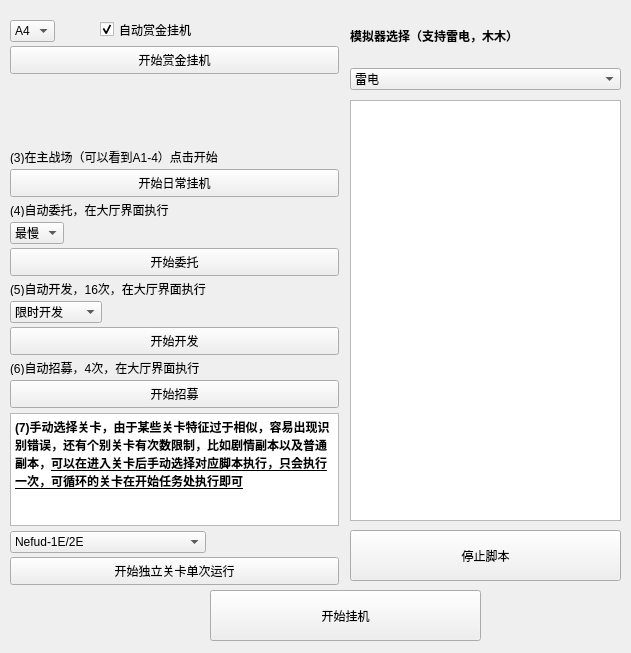
Before: the Qt Designer form player.ui in HermitZHQ/GameAssistant, drawn with Qt 5.
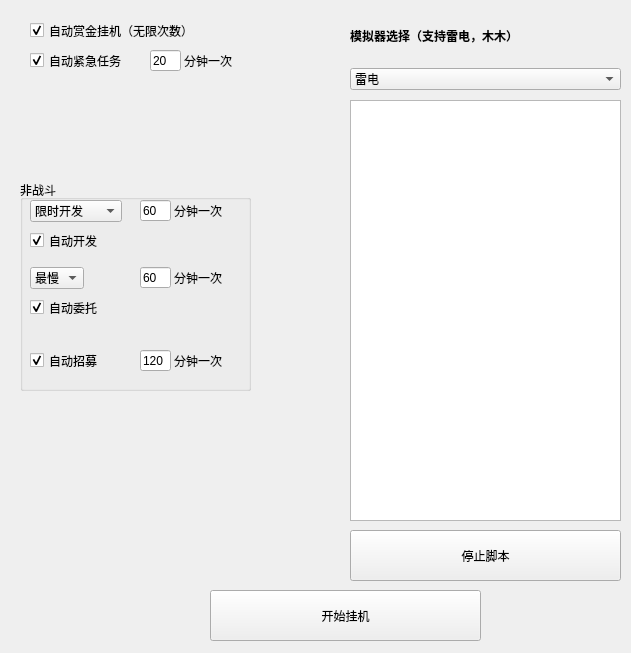
After: the same form once the commit is applied.

Commit message: 修改基本流程脚本可以走通反复挂机了，修改线程运作（目前还有问题）

The edit to the form file:
```diff
--- a/player.ui
+++ b/player.ui
@@ -84,284 +84,6 @@
     </item>
    </layout>
   </widget>
-  <widget class="QTextEdit" name="textEdit">
-   <property name="geometry">
-    <rect>
-     <x>10</x>
-     <y>413</y>
-     <width>329</width>
-     <height>113</height>
-    </rect>
-   </property>
-   <property name="html">
-    <string>&lt;!DOCTYPE HTML PUBLIC &quot;-//W3C//DTD HTML 4.0//EN&quot; &quot;http://www.w3.org/TR/REC-html40/strict.dtd&quot;&gt;
-&lt;html&gt;&lt;head&gt;&lt;meta name=&quot;qrichtext&quot; content=&quot;1&quot; /&gt;&lt;style type=&quot;text/css&quot;&gt;
-p, li { white-space: pre-wrap; }
-&lt;/style&gt;&lt;/head&gt;&lt;body style=&quot; font-family:'SimSun'; font-size:9pt; font-weight:400; font-style:normal;&quot;&gt;
-&lt;p style=&quot; margin-top:0px; margin-bottom:0px; margin-left:0px; margin-right:0px; -qt-block-indent:0; text-indent:0px;&quot;&gt;&lt;span style=&quot; font-weight:600;&quot;&gt;(7)手动选择关卡，由于某些关卡特征过于相似，容易出现识别错误，还有个别关卡有次数限制，比如剧情副本以及普通副本，&lt;/span&gt;&lt;span style=&quot; font-weight:600; text-decoration: underline;&quot;&gt;可以在进入关卡后手动选择对应脚本执行，只会执行一次，可循环的关卡在开始任务处执行即可&lt;/span&gt;&lt;/p&gt;&lt;/body&gt;&lt;/html&gt;</string>
-   </property>
-  </widget>
-  <widget class="QPushButton" name="btn_daily_2">
-   <property name="geometry">
-    <rect>
-     <x>10</x>
-     <y>248</y>
-     <width>329</width>
-     <height>28</height>
-    </rect>
-   </property>
-   <property name="text">
-    <string>开始委托</string>
-   </property>
-  </widget>
-  <widget class="QPushButton" name="pushButton">
-   <property name="geometry">
-    <rect>
-     <x>10</x>
-     <y>46</y>
-     <width>329</width>
-     <height>28</height>
-    </rect>
-   </property>
-   <property name="text">
-    <string>开始赏金挂机</string>
-   </property>
-  </widget>
-  <widget class="QLabel" name="label_5">
-   <property name="geometry">
-    <rect>
-     <x>10</x>
-     <y>281</y>
-     <width>329</width>
-     <height>15</height>
-    </rect>
-   </property>
-   <property name="text">
-    <string>(5)自动开发，16次，在大厅界面执行</string>
-   </property>
-  </widget>
-  <widget class="QComboBox" name="cmb_delegate">
-   <property name="geometry">
-    <rect>
-     <x>10</x>
-     <y>222</y>
-     <width>60</width>
-     <height>21</height>
-    </rect>
-   </property>
-   <property name="layoutDirection">
-    <enum>Qt::LeftToRight</enum>
-   </property>
-   <property name="autoFillBackground">
-    <bool>true</bool>
-   </property>
-   <property name="sizeAdjustPolicy">
-    <enum>QComboBox::AdjustToContents</enum>
-   </property>
-   <item>
-    <property name="text">
-     <string>最慢</string>
-    </property>
-   </item>
-  </widget>
-  <widget class="QPushButton" name="btn_recruit">
-   <property name="geometry">
-    <rect>
-     <x>10</x>
-     <y>380</y>
-     <width>329</width>
-     <height>28</height>
-    </rect>
-   </property>
-   <property name="text">
-    <string>开始招募</string>
-   </property>
-  </widget>
-  <widget class="QLabel" name="label_4">
-   <property name="geometry">
-    <rect>
-     <x>10</x>
-     <y>202</y>
-     <width>329</width>
-     <height>15</height>
-    </rect>
-   </property>
-   <property name="text">
-    <string>(4)自动委托，在大厅界面执行</string>
-   </property>
-  </widget>
-  <widget class="QComboBox" name="cmb_reward">
-   <property name="geometry">
-    <rect>
-     <x>10</x>
-     <y>20</y>
-     <width>81</width>
-     <height>21</height>
-    </rect>
-   </property>
-   <property name="layoutDirection">
-    <enum>Qt::LeftToRight</enum>
-   </property>
-   <property name="autoFillBackground">
-    <bool>true</bool>
-   </property>
-   <property name="sizeAdjustPolicy">
-    <enum>QComboBox::AdjustToContents</enum>
-   </property>
-   <item>
-    <property name="text">
-     <string>A4</string>
-    </property>
-   </item>
-  </widget>
-  <widget class="QComboBox" name="cmb_specific">
-   <property name="geometry">
-    <rect>
-     <x>10</x>
-     <y>531</y>
-     <width>249</width>
-     <height>21</height>
-    </rect>
-   </property>
-   <property name="layoutDirection">
-    <enum>Qt::LeftToRight</enum>
-   </property>
-   <property name="autoFillBackground">
-    <bool>true</bool>
-   </property>
-   <property name="sizeAdjustPolicy">
-    <enum>QComboBox::AdjustToContents</enum>
-   </property>
-   <item>
-    <property name="text">
-     <string>Nefud-1E/2E</string>
-    </property>
-   </item>
-   <item>
-    <property name="text">
-     <string>Hecate-1E</string>
-    </property>
-   </item>
-   <item>
-    <property name="text">
-     <string>薇欧蕾特副本50（可循环）</string>
-    </property>
-   </item>
-   <item>
-    <property name="text">
-     <string>薇欧蕾特副本60（可循环）</string>
-    </property>
-   </item>
-   <item>
-    <property name="text">
-     <string>伊芙琳副本50（第四章，可循环）</string>
-    </property>
-   </item>
-   <item>
-    <property name="text">
-     <string>伊芙琳副本60（第五章，可循环）</string>
-    </property>
-   </item>
-  </widget>
-  <widget class="QLabel" name="label_3">
-   <property name="geometry">
-    <rect>
-     <x>10</x>
-     <y>149</y>
-     <width>329</width>
-     <height>15</height>
-    </rect>
-   </property>
-   <property name="text">
-    <string>(3)在主战场（可以看到A1-4）点击开始</string>
-   </property>
-  </widget>
-  <widget class="QComboBox" name="cmb_dev">
-   <property name="geometry">
-    <rect>
-     <x>10</x>
-     <y>301</y>
-     <width>106</width>
-     <height>21</height>
-    </rect>
-   </property>
-   <property name="layoutDirection">
-    <enum>Qt::LeftToRight</enum>
-   </property>
-   <property name="autoFillBackground">
-    <bool>true</bool>
-   </property>
-   <property name="sizeAdjustPolicy">
-    <enum>QComboBox::AdjustToContents</enum>
-   </property>
-   <item>
-    <property name="text">
-     <string>限时开发</string>
-    </property>
-   </item>
-   <item>
-    <property name="text">
-     <string>普通开发10</string>
-    </property>
-   </item>
-   <item>
-    <property name="text">
-     <string>普通开发20</string>
-    </property>
-   </item>
-  </widget>
-  <widget class="QPushButton" name="btn_Dev">
-   <property name="geometry">
-    <rect>
-     <x>10</x>
-     <y>327</y>
-     <width>329</width>
-     <height>28</height>
-    </rect>
-   </property>
-   <property name="text">
-    <string>开始开发</string>
-   </property>
-  </widget>
-  <widget class="QPushButton" name="btn_solo">
-   <property name="geometry">
-    <rect>
-     <x>10</x>
-     <y>557</y>
-     <width>329</width>
-     <height>28</height>
-    </rect>
-   </property>
-   <property name="text">
-    <string>开始独立关卡单次运行</string>
-   </property>
-  </widget>
-  <widget class="QPushButton" name="btn_daily">
-   <property name="geometry">
-    <rect>
-     <x>10</x>
-     <y>169</y>
-     <width>329</width>
-     <height>28</height>
-    </rect>
-   </property>
-   <property name="text">
-    <string>开始日常挂机</string>
-   </property>
-  </widget>
-  <widget class="QLabel" name="label_6">
-   <property name="geometry">
-    <rect>
-     <x>10</x>
-     <y>360</y>
-     <width>329</width>
-     <height>15</height>
-    </rect>
-   </property>
-   <property name="text">
-    <string>(6)自动招募，4次，在大厅界面执行</string>
-   </property>
-  </widget>
   <widget class="QPushButton" name="btn_startAuto">
    <property name="geometry">
     <rect>
@@ -378,19 +100,258 @@
   <widget class="QCheckBox" name="chk_reward">
    <property name="geometry">
     <rect>
-     <x>100</x>
+     <x>30</x>
      <y>20</y>
+     <width>201</width>
+     <height>21</height>
+    </rect>
+   </property>
+   <property name="text">
+    <string>自动赏金挂机（无限次数）</string>
+   </property>
+   <property name="checked">
+    <bool>true</bool>
+   </property>
+  </widget>
+  <widget class="QGroupBox" name="groupBox">
+   <property name="geometry">
+    <rect>
+     <x>20</x>
+     <y>180</y>
+     <width>231</width>
+     <height>211</height>
+    </rect>
+   </property>
+   <property name="title">
+    <string>非战斗</string>
+   </property>
+   <widget class="QCheckBox" name="chk_delegate">
+    <property name="geometry">
+     <rect>
+      <x>10</x>
+      <y>117</y>
+      <width>91</width>
+      <height>21</height>
+     </rect>
+    </property>
+    <property name="text">
+     <string>自动委托</string>
+    </property>
+    <property name="checked">
+     <bool>true</bool>
+    </property>
+   </widget>
+   <widget class="QCheckBox" name="chk_dev">
+    <property name="geometry">
+     <rect>
+      <x>10</x>
+      <y>50</y>
+      <width>91</width>
+      <height>21</height>
+     </rect>
+    </property>
+    <property name="text">
+     <string>自动开发</string>
+    </property>
+    <property name="checked">
+     <bool>true</bool>
+    </property>
+   </widget>
+   <widget class="QComboBox" name="cmb_dev">
+    <property name="geometry">
+     <rect>
+      <x>10</x>
+      <y>20</y>
+      <width>106</width>
+      <height>21</height>
+     </rect>
+    </property>
+    <property name="layoutDirection">
+     <enum>Qt::LeftToRight</enum>
+    </property>
+    <property name="autoFillBackground">
+     <bool>true</bool>
+    </property>
+    <property name="sizeAdjustPolicy">
+     <enum>QComboBox::AdjustToContents</enum>
+    </property>
+    <item>
+     <property name="text">
+      <string>限时开发</string>
+     </property>
+    </item>
+    <item>
+     <property name="text">
+      <string>普通开发10</string>
+     </property>
+    </item>
+    <item>
+     <property name="text">
+      <string>普通开发20</string>
+     </property>
+    </item>
+   </widget>
+   <widget class="QLabel" name="label_8">
+    <property name="geometry">
+     <rect>
+      <x>154</x>
+      <y>90</y>
+      <width>61</width>
+      <height>16</height>
+     </rect>
+    </property>
+    <property name="text">
+     <string>分钟一次</string>
+    </property>
+   </widget>
+   <widget class="QLabel" name="label_5">
+    <property name="geometry">
+     <rect>
+      <x>154</x>
+      <y>23</y>
+      <width>61</width>
+      <height>16</height>
+     </rect>
+    </property>
+    <property name="text">
+     <string>分钟一次</string>
+    </property>
+   </widget>
+   <widget class="QComboBox" name="cmb_delegate">
+    <property name="geometry">
+     <rect>
+      <x>10</x>
+      <y>87</y>
+      <width>106</width>
+      <height>21</height>
+     </rect>
+    </property>
+    <property name="layoutDirection">
+     <enum>Qt::LeftToRight</enum>
+    </property>
+    <property name="autoFillBackground">
+     <bool>true</bool>
+    </property>
+    <property name="sizeAdjustPolicy">
+     <enum>QComboBox::AdjustToContents</enum>
+    </property>
+    <item>
+     <property name="text">
+      <string>最慢</string>
+     </property>
+    </item>
+   </widget>
+   <widget class="QLineEdit" name="edt_delegateInterval">
+    <property name="geometry">
+     <rect>
+      <x>120</x>
+      <y>87</y>
+      <width>31</width>
+      <height>21</height>
+     </rect>
+    </property>
+    <property name="text">
+     <string>60</string>
+    </property>
+   </widget>
+   <widget class="QLineEdit" name="edt_devInterval">
+    <property name="geometry">
+     <rect>
+      <x>120</x>
+      <y>20</y>
+      <width>31</width>
+      <height>21</height>
+     </rect>
+    </property>
+    <property name="text">
+     <string>60</string>
+    </property>
+   </widget>
+   <widget class="QCheckBox" name="chk_recruit">
+    <property name="geometry">
+     <rect>
+      <x>10</x>
+      <y>170</y>
+      <width>91</width>
+      <height>21</height>
+     </rect>
+    </property>
+    <property name="text">
+     <string>自动招募</string>
+    </property>
+    <property name="checked">
+     <bool>true</bool>
+    </property>
+   </widget>
+   <widget class="QLabel" name="label_9">
+    <property name="geometry">
+     <rect>
+      <x>154</x>
+      <y>173</y>
+      <width>61</width>
+      <height>16</height>
+     </rect>
+    </property>
+    <property name="text">
+     <string>分钟一次</string>
+    </property>
+   </widget>
+   <widget class="QLineEdit" name="edt_recruitInterval">
+    <property name="geometry">
+     <rect>
+      <x>120</x>
+      <y>170</y>
+      <width>31</width>
+      <height>21</height>
+     </rect>
+    </property>
+    <property name="text">
+     <string>120</string>
+    </property>
+   </widget>
+  </widget>
+  <widget class="QCheckBox" name="chk_emergency">
+   <property name="geometry">
+    <rect>
+     <x>30</x>
+     <y>50</y>
      <width>121</width>
-     <height>19</height>
+     <height>21</height>
     </rect>
    </property>
    <property name="text">
-    <string>自动赏金挂机</string>
+    <string>自动紧急任务</string>
    </property>
    <property name="checked">
     <bool>true</bool>
    </property>
   </widget>
+  <widget class="QLineEdit" name="edt_emergencyInterval">
+   <property name="geometry">
+    <rect>
+     <x>150</x>
+     <y>50</y>
+     <width>31</width>
+     <height>21</height>
+    </rect>
+   </property>
+   <property name="text">
+    <string>20</string>
+   </property>
+  </widget>
+  <widget class="QLabel" name="label_6">
+   <property name="geometry">
+    <rect>
+     <x>184</x>
+     <y>53</y>
+     <width>61</width>
+     <height>16</height>
+    </rect>
+   </property>
+   <property name="text">
+    <string>分钟一次</string>
+   </property>
+  </widget>
  </widget>
  <resources/>
  <connections>
```
Left out of the diff: 96 changed lines with no effect on the pictures. The commit also changes 17 other files.
